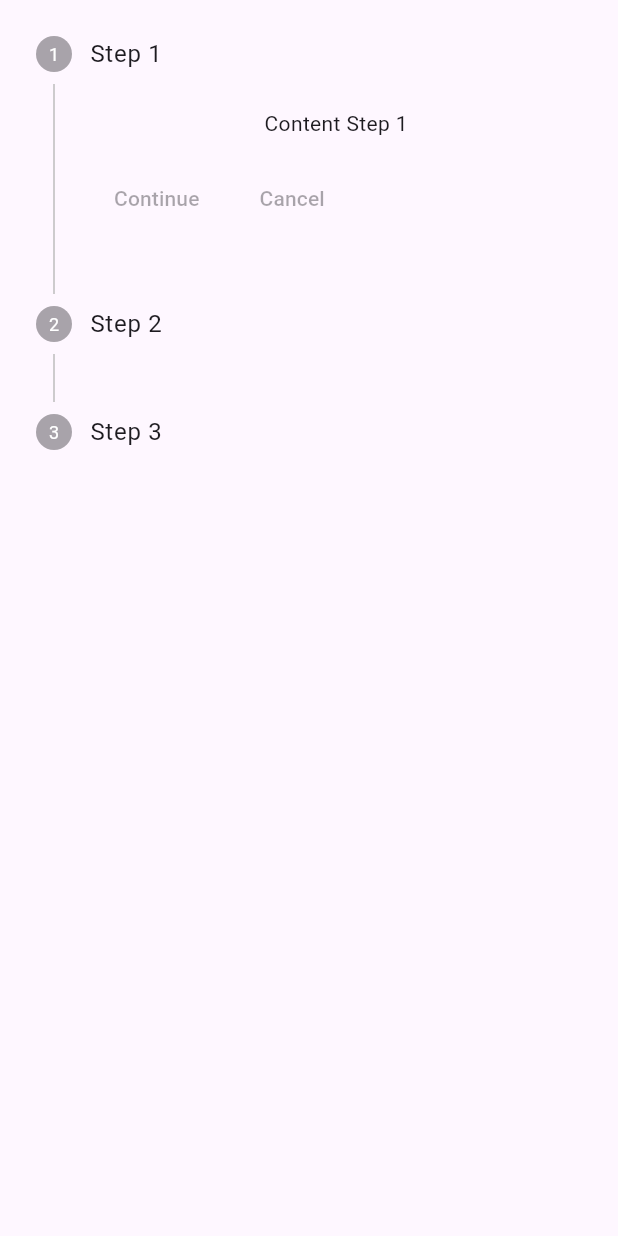
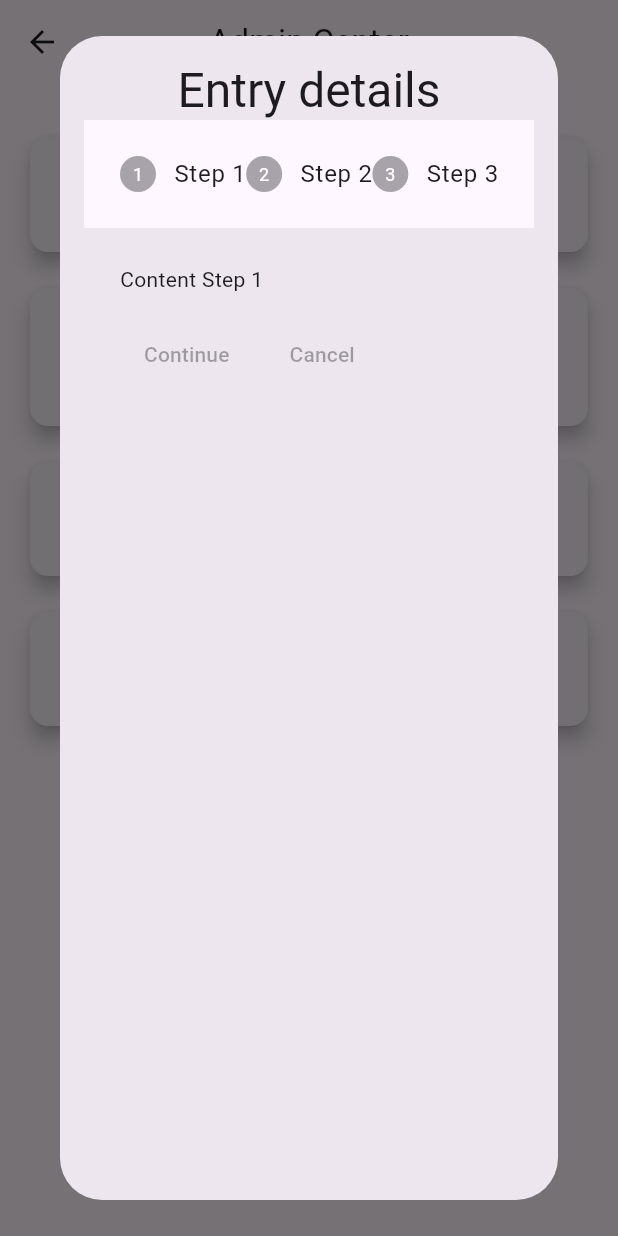
Before and after one commit to IHKodifier/KohatianFoundation, a Flutter app: the AdminCenterPage screen opened directly, after a tap on "Entrys", on a phone screen of 412 x 824 dp. Run offline on Flutter 3.47's test engine with Material 3 defaults, Android fonts, the phone set to English and light mode, and no system bars; our stand-ins replace cached_network_image, cloud_firestore, email_validator, equatable, firebase_auth, firebase_core and 5 more; accounts and stored records are empty.

Commit message:
need to fix the EntryDetailsForm wiring up .... attempting to fix EntryDetailsForm wiring

```diff
--- a/lib/widgets/admin_center_core.dart
+++ b/lib/widgets/admin_center_core.dart
@@ -160,37 +160,17 @@ class _AdminCenterCoreState extends ConsumerState<AdminCenterCore> {
         //TODO
         showDialog(
           context: context,
-          builder: (_) => Material(
-            child: CreateEntryStepper(),
-            // EntryDetailsForm(
-            //   formKeyEntryDetails: widget.formKeyEntryDetails,
-            //   entryNameController: widget.entryNameController,
-            //   entryNumberController: widget.entryNumberController,
-            //   entryStrengthController: widget.entryStrengthController,
-            //   selectedStartDate: widget.selectedStartDate,
-            //   selectedEndDate: widget.selectedEndDate,
-            //   onStartDateChanged: (date) {
-            //     setState(() {
-            //       // widget.selectedStartDate = date;
-            //     });
-            //   },
-            //   onEndDateChanged: (date) {
-            //     setState(() {
-            //       // _selectedEndDate = date;
-            //     });
-            //   },
-            //   entryTitleController: widget.entryTitleController,
-            //   entrySloganController: widget.entrySloganController,
-            //   onSave: () {
-            //     // _saveEntryToFirestore();
-            //   },
-            //   onNext: () {
-            //     // Handle next action (e.g., move to the next step in the Stepper)
-            //   },
-            //   onCancel: () {
-            //     // Handle cancel action (e.g., close the dialog)
-            //   },
-            // ),
+          builder: (_) => Dialog(
+            child: Container(
+              padding: EdgeInsets.all(16),
+              width:500,child: Column(
+                children: [
+                  Text('Entry details',
+                  style: Theme.of(context).textTheme.headlineLarge,),
+                  CreateEntryStepper(),
+                ],
+              )),
+
           ),
         );
       },
--- a/lib/widgets/create_entry_stepper.dart
+++ b/lib/widgets/create_entry_stepper.dart
@@ -14,7 +14,12 @@ class _CreateEntryStepperState extends ConsumerState<CreateEntryStepper> {
 
   @override
   Widget build(BuildContext context) {
-    return Stepper(
+    return Container(
+      width:500,
+      height: 500,
+      child: Stepper(
+        elevation: 0,
+        type: StepperType.horizontal,
         currentStep: stepIndex,
         onStepTapped: (index) {
           setState(() {
@@ -22,13 +27,14 @@ class _CreateEntryStepperState extends ConsumerState<CreateEntryStepper> {
           });
         },
         steps: const [
-        // EntryDetailsForm(formKeyEntryDetails: formKeyEntryDetails, entryNameController: entryNameController, entryNumberController: entryNumberController, entryStrengthController: entryStrengthController, selectedStartDate: selectedStartDate, selectedEndDate: selectedEndDate, onStartDateChanged: onStartDateChanged, onEndDateChanged: onEndDateChanged, entryTitleController: entryTitleController, entrySloganController: entrySloganController, onSave: onSave, onNext: onNext, onCancel: onCancel),
+
         Step(title: Text('Step 1'),
         content: Text('Content Step 1') ),
         Step(title: Text('Step 2'),
         content: Text('Content Step 2'),),
         Step(title: Text('Step 3'),
         content: Text('Content Step 3'),)],
+      ),
     );
   }
 }
```
Lines whose indentation alone changed are shown as unchanged.
